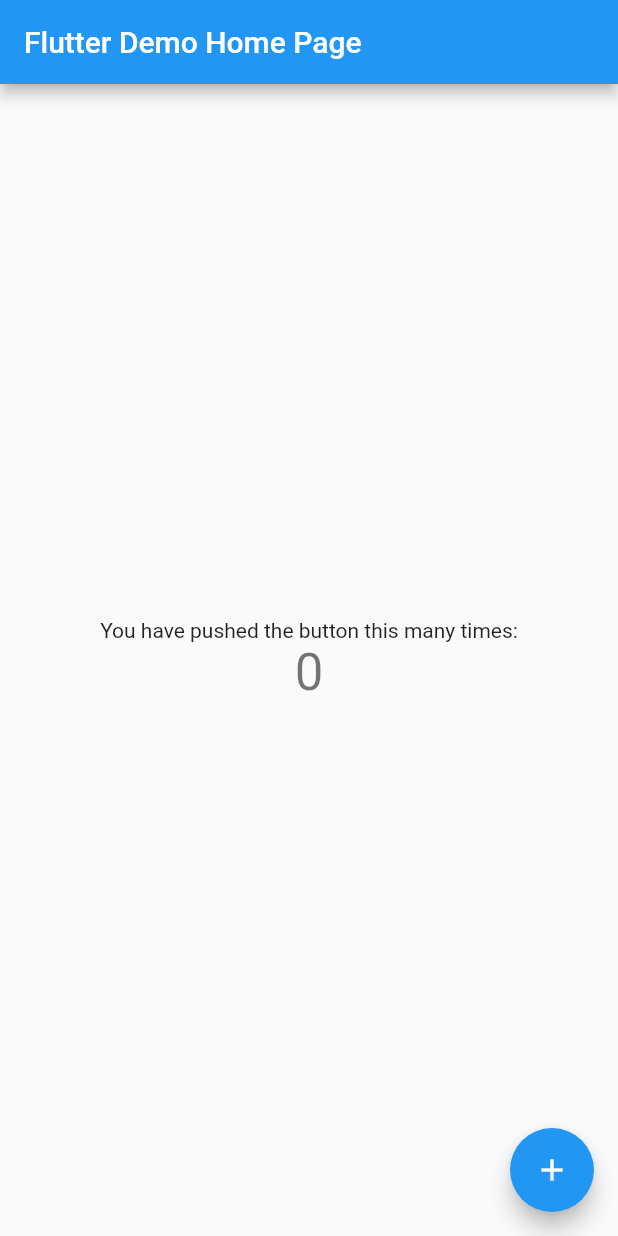
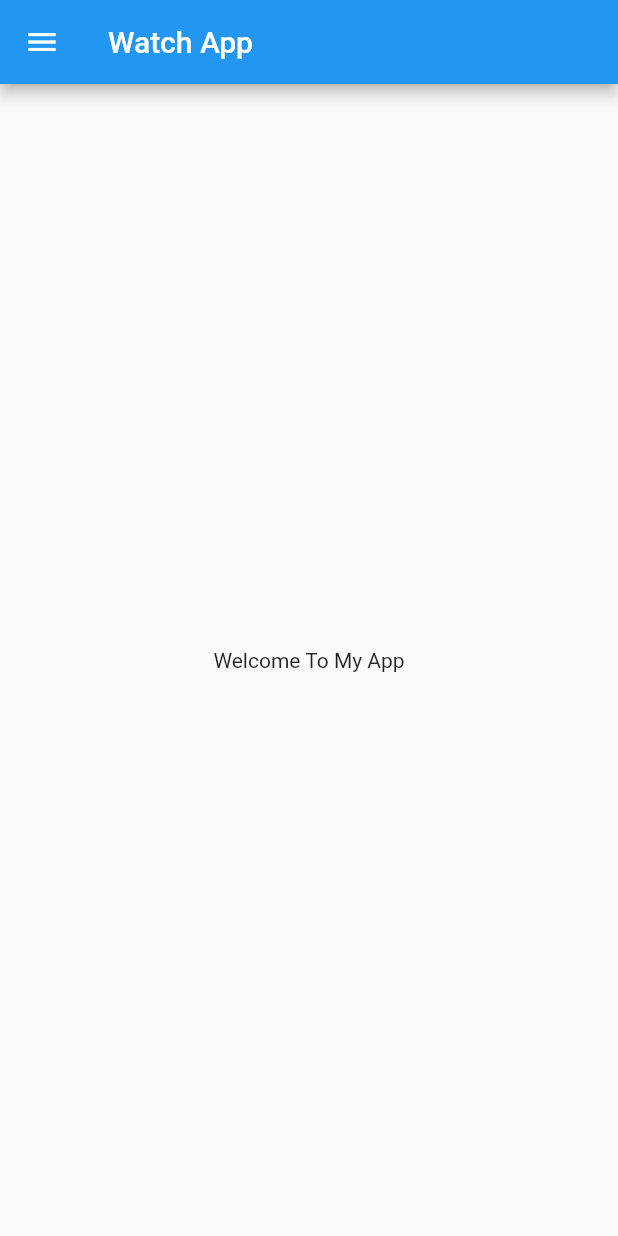
Before and after one commit to vkanani/ecommerce-flutter, a Flutter app: the screen it shows after launch, on a phone screen of 412 x 824 dp. Run offline on Flutter 3.47's test engine with Material 2 defaults, Android fonts, the phone set to English and light mode, and no system bars.

Commit message:
update main.dart

```diff
--- /dev/null
+++ b/lib/home_page.dart
@@ -0,0 +1,20 @@
+import 'package:flutter/material.dart';
+
+class HomePage extends StatelessWidget {
+  const HomePage({super.key});
+
+  @override
+  Widget build(BuildContext context) {
+    return Scaffold(
+      appBar: AppBar(
+        title: Text("Watch App"),
+      ),
+      body: Center(
+        child: Container(
+          child: Text("Welcome To My App"),
+        ),
+      ),
+      drawer: Drawer(),
+    );
+  }
+}
--- a/lib/main.dart
+++ b/lib/main.dart
@@ -1,7 +1,8 @@
+import 'package:ecommerce_app/home_page.dart';
 import 'package:flutter/material.dart';
 
 void main() {
-  runApp(const MyApp());
+  runApp(MyApp());
 }
 
 class MyApp extends StatelessWidget {
@@ -10,58 +11,7 @@ class MyApp extends StatelessWidget {
   @override
   Widget build(BuildContext context) {
     return MaterialApp(
-      title: 'Ecommerce App',
-      theme: ThemeData(
-        primarySwatch: Colors.blue,
-      ),
-      home: const MyHomePage(title: 'Flutter Demo Home Page'),
+      home: HomePage(),
     );
   }
 }
-
-class MyHomePage extends StatefulWidget {
-  const MyHomePage({super.key, required this.title});
-
-  final String title;
-
-  @override
-  State<MyHomePage> createState() => _MyHomePageState();
-}
-
-class _MyHomePageState extends State<MyHomePage> {
-  int _counter = 0;
-
-  void _incrementCounter() {
-    setState(() {
-      _counter++;
-    });
-  }
-
-  @override
-  Widget build(BuildContext context) {
-    return Scaffold(
-      appBar: AppBar(
-        title: Text(widget.title),
-      ),
-      body: Center(
-        child: Column(
-          mainAxisAlignment: MainAxisAlignment.center,
-          children: <Widget>[
-            const Text(
-              'You have pushed the button this many times:',
-            ),
-            Text(
-              '$_counter',
-              style: Theme.of(context).textTheme.headline4,
-            ),
-          ],
-        ),
-      ),
-      floatingActionButton: FloatingActionButton(
-        onPressed: _incrementCounter,
-        tooltip: 'Increment',
-        child: const Icon(Icons.add),
-      ),
-    );
-  }
-}
```
